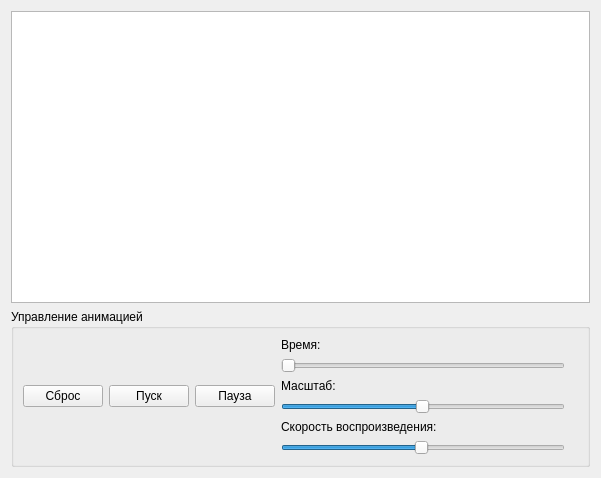
Above: desktop/ui/results_visual_page.ui from levluch/APIkittens- before the change. Below: the same form after it.
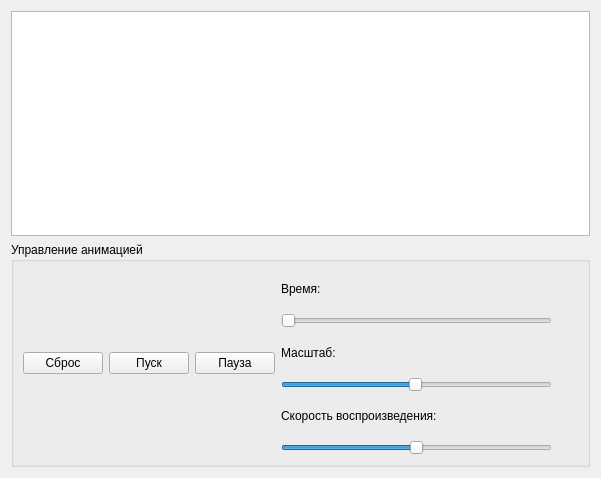
That is the form after the change.

The edit to the form file:
```diff
--- a/desktop/ui/results_visual_page.ui
+++ b/desktop/ui/results_visual_page.ui
@@ -96,10 +96,10 @@
            <number>1</number>
           </property>
           <property name="maximum">
-           <number>100</number>
+           <number>500</number>
           </property>
           <property name="value">
-           <number>50</number>
+           <number>250</number>
           </property>
           <property name="orientation">
            <enum>Qt::Orientation::Horizontal</enum>
@@ -124,6 +124,19 @@
           </property>
          </widget>
         </item>
+        <item>
+         <spacer name="verticalSpacer">
+          <property name="orientation">
+           <enum>Qt::Orientation::Vertical</enum>
+          </property>
+          <property name="sizeHint" stdset="0">
+           <size>
+            <width>20</width>
+            <height>40</height>
+           </size>
+          </property>
+         </spacer>
+        </item>
        </layout>
       </item>
      </layout>
```
